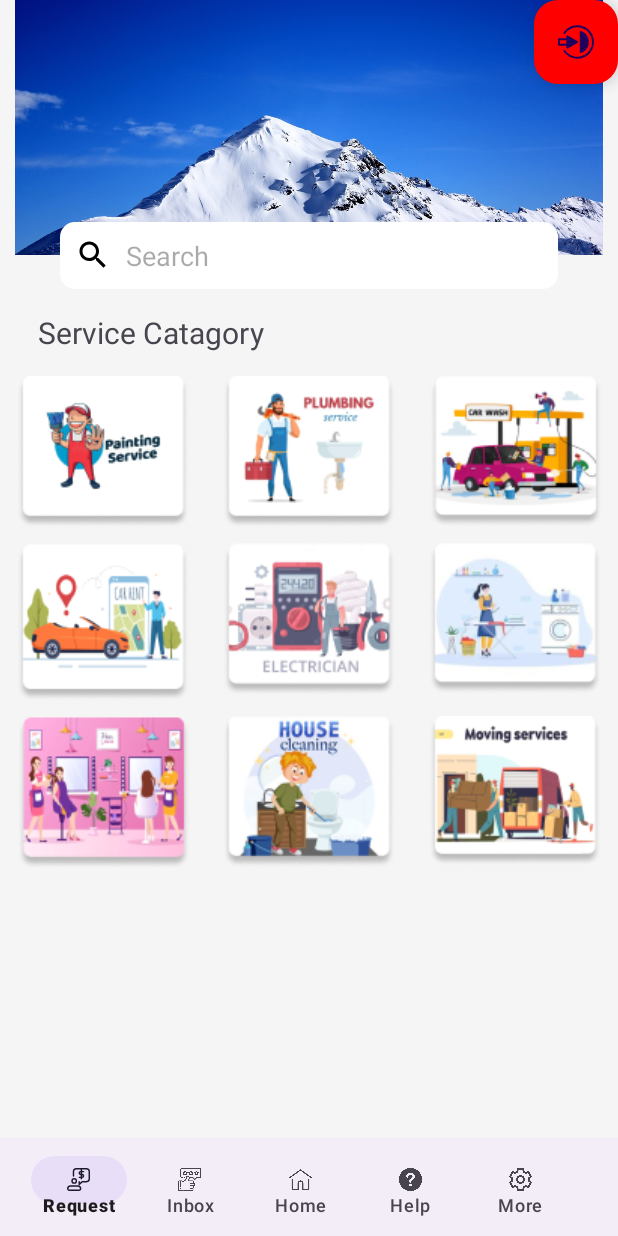
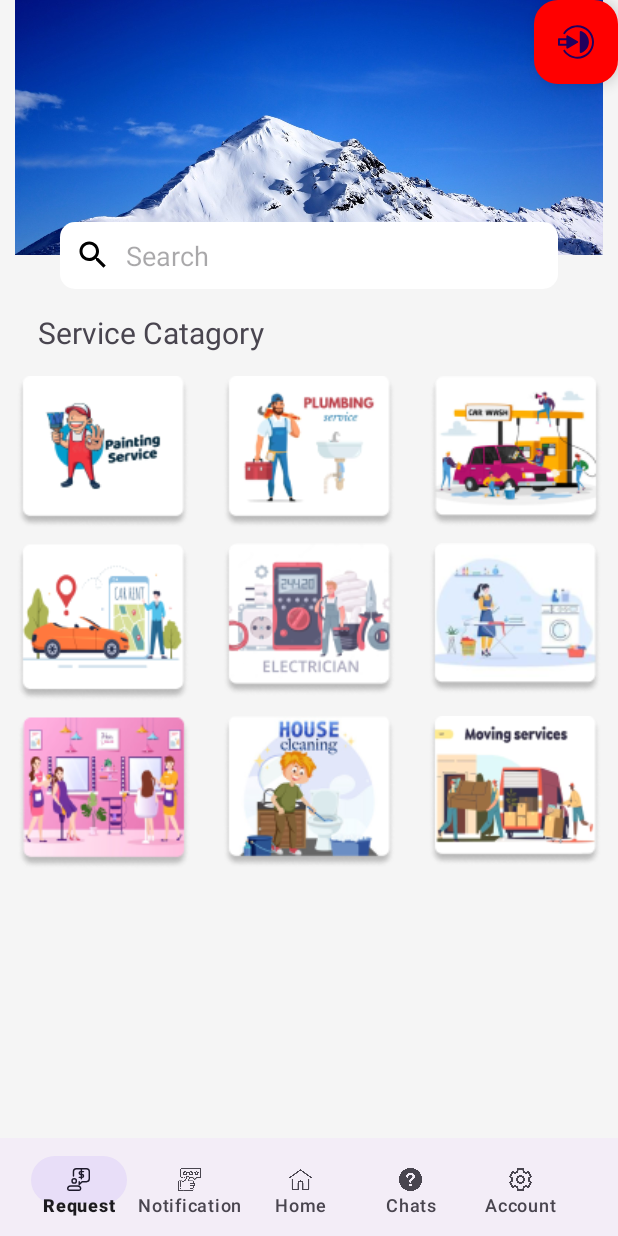
Before and after one commit to Zohirul369/Service_venue_vendor, an Android app: the screen it shows after launch (MainActivity), on a phone screen of 412 x 824 dp. Run offline under Robolectric (Android 15) with nearby library versions, the phone set to English and light mode, and no system bars; Roboto replaces fonts that are not available here; 1 statement that could not run was skipped.

Commit message:
bottom menu name change

```diff
--- a/app/src/main/res/menu/bottom_menu.xml
+++ b/app/src/main/res/menu/bottom_menu.xml
@@ -7,7 +7,7 @@
         android:icon="@drawable/request"/>
     <item
         android:id="@+id/bm_top_review"
-        android:title="Inbox"
+        android:title="Notification"
         android:icon="@drawable/review"/>
     <item
         android:id="@+id/bm_home"
@@ -15,11 +15,11 @@
         android:icon="@drawable/home"/>
     <item
         android:id="@+id/bm_help"
-        android:title="Help"
+        android:title="Chats"
         android:icon="@drawable/help"/>
     <item
         android:id="@+id/bm_settings"
-        android:title="More"
+        android:title="Account"
         android:icon="@drawable/setting"/>
 
 </menu>
```
